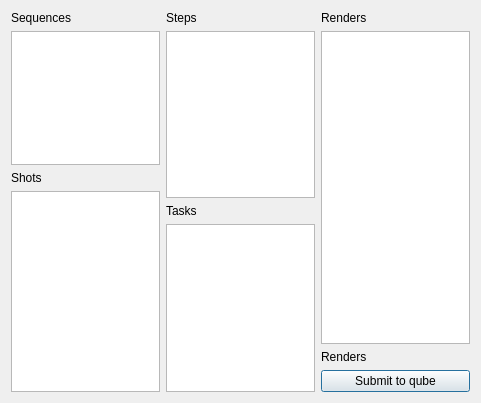
First picture: the form in scripts/psyhive/tools/batch_rerender/batch_rerender.ui, repository Psyop/psyhive, before the edit.
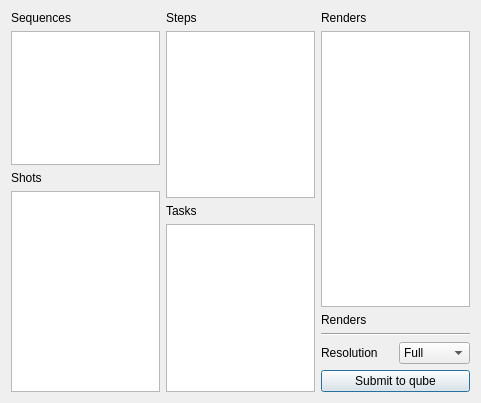
Second picture: the form after the edit. Custom widgets are drawn as their Qt base class.

Commit message: Batch rerender: add option to override resolution (iirvin) | maya_psyhive: tools.m_batch_rerender added resolution override handling, psyhive: tk2 TTOutputVersion/TTOutput find_files added class_ arg, tools.m_batch_rerender added resolution override option, tools.m_batch_rerender bugfix error on map renders to work,

```diff
--- a/scripts/psyhive/tools/batch_rerender/batch_rerender.ui
+++ b/scripts/psyhive/tools/batch_rerender/batch_rerender.ui
@@ -103,6 +103,53 @@
          </property>
         </widget>
        </item>
+       <item>
+        <widget class="Line" name="line">
+         <property name="orientation">
+          <enum>Qt::Horizontal</enum>
+         </property>
+        </widget>
+       </item>
+       <item>
+        <layout class="QHBoxLayout" name="horizontalLayout_2">
+         <item>
+          <widget class="QLabel" name="info_2">
+           <property name="text">
+            <string>Resolution</string>
+           </property>
+          </widget>
+         </item>
+         <item>
+          <widget class="QComboBox" name="resolution">
+           <item>
+            <property name="text">
+             <string>Full</string>
+            </property>
+           </item>
+           <item>
+            <property name="text">
+             <string>1/2</string>
+            </property>
+           </item>
+           <item>
+            <property name="text">
+             <string>1/4</string>
+            </property>
+           </item>
+           <item>
+            <property name="text">
+             <string>1/8</string>
+            </property>
+           </item>
+           <item>
+            <property name="text">
+             <string>1/16</string>
+            </property>
+           </item>
+          </widget>
+         </item>
+        </layout>
+       </item>
        <item>
         <widget class="QPushButton" name="submit">
          <property name="text">
```
The commit also changes 4 other files.
